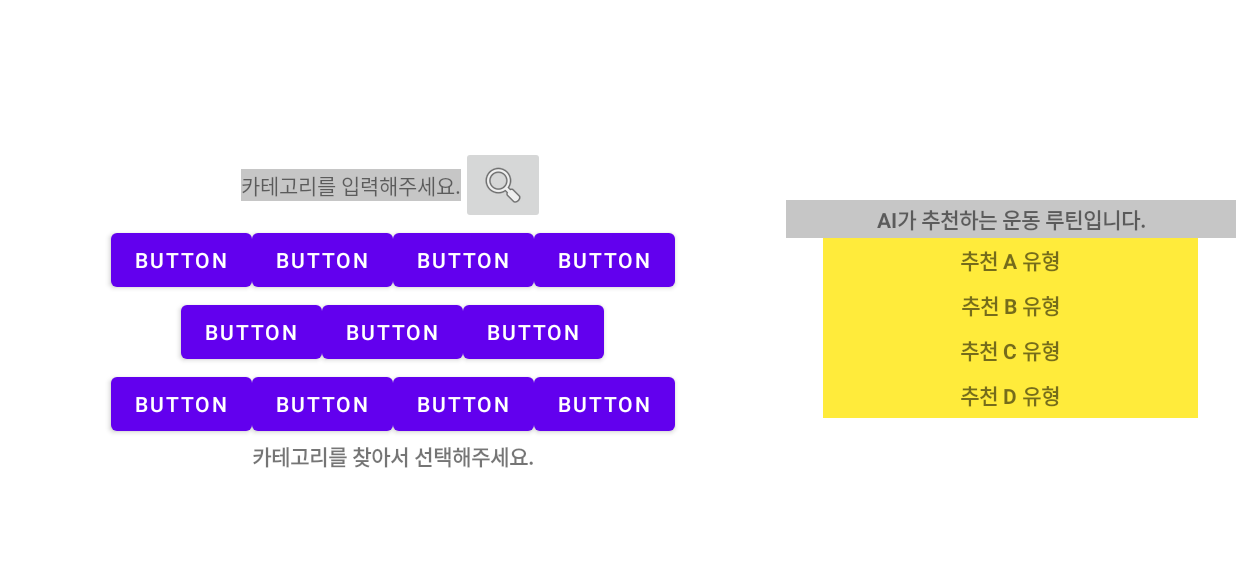
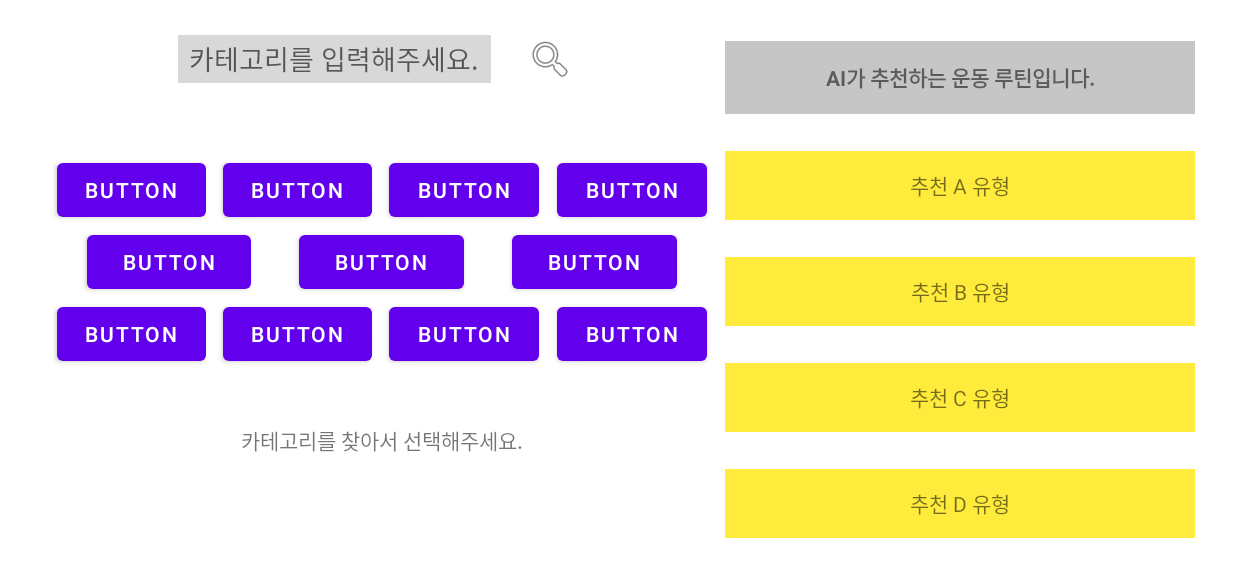
Before and after one commit to son-yu-seoung/2022_KIKOM, an Android app: the screen it shows after launch (go_lutin_recommend), after a tap on "루틴 설정", on a phone screen of 824 x 412 dp (held sideways). Shown: the top 577 px of the screen. Run offline under Robolectric (Android 15) with nearby library versions, the phone set to English and light mode, and no system bars.

Commit message:
Merge remote-tracking branch 'origin/yuseong' into junpyo
# Conflicts:
#	App/app/src/main/res/layout/activity_main.xml

```diff
--- a/App/app/src/main/res/layout/lutin_recommend_page.xml
+++ b/App/app/src/main/res/layout/lutin_recommend_page.xml
@@ -9,66 +9,122 @@
     <LinearLayout
         android:layout_width="match_parent"
         android:layout_height="match_parent"
-        android:orientation="horizontal"
+        android:orientation="horizontal">
 
-        >
+        <LinearLayout
+            android:layout_width="wrap_content"
+            android:layout_height="match_parent"
+            android:layout_weight="1"/>
+
         <LinearLayout
             android:layout_width="wrap_content"
             android:layout_height="match_parent"
             android:layout_weight="3"
             android:orientation="vertical"
-            android:gravity="center"
-            >
+            android:gravity="center">
+
+            <LinearLayout
+                android:layout_width="match_parent"
+                android:layout_height="wrap_content"
+                android:layout_weight="1"/>
 
             <LinearLayout
                 android:layout_width="match_parent"
                 android:layout_height="wrap_content"
                 android:gravity="center">
-                <TextView
+
+                <LinearLayout
+                    android:layout_width="wrap_content"
+                    android:layout_height="match_parent"
+                    android:layout_weight="6"/>
+
+                <EditText
                     android:id="@+id/textView3"
                     android:layout_width="wrap_content"
-                    android:layout_height="wrap_content"
-                    android:text="카테고리를 입력해주세요."
-                    android:background="#C6C6C6"
-                    android:layout_gravity="center"/>
+                    android:layout_height="match_parent"
+                    android:hint="카테고리를 입력해주세요."
+                    android:background="#D8D8D8"
+                    android:gravity="center"
+                    android:layout_weight="1"/>
+
+                <LinearLayout
+                    android:layout_width="wrap_content"
+                    android:layout_height="match_parent"
+                    android:layout_weight="1"/>
 
                 <ImageButton
-                    android:id="@+id/imageButton"
                     android:layout_width="wrap_content"
-                    android:layout_height="wrap_content"
+                    android:layout_height="match_parent"
+                    android:background="#00000000"
+                    android:layout_weight="1"
                     app:srcCompat="@android:drawable/ic_menu_search" />
+
+                <LinearLayout
+                    android:layout_width="wrap_content"
+                    android:layout_height="match_parent"
+                    android:layout_weight="6"/>
 
             </LinearLayout>
 
             <LinearLayout
                 android:layout_width="match_parent"
                 android:layout_height="wrap_content"
+                android:layout_weight="2"/>
+
+            <LinearLayout
+                android:layout_width="match_parent"
+                android:layout_height="wrap_content"
                 android:orientation="horizontal"
-                android:gravity="center"
-                >
-                <Button
-                    android:id="@+id/button1"
+                android:gravity="center">
+
+                <LinearLayout
                     android:layout_width="wrap_content"
-                    android:layout_height="wrap_content"
-                    android:text="Button" />
+                    android:layout_height="match_parent"
+                    android:layout_weight="2"/>
 
                 <Button
-                    android:id="@+id/button2"
                     android:layout_width="wrap_content"
-                    android:layout_height="wrap_content"
-                    android:text="Button" />
+                    android:layout_height="match_parent"
+                    android:text="Button"
+                    android:layout_weight="1"/>
+
+                <LinearLayout
+                    android:layout_width="wrap_content"
+                    android:layout_height="match_parent"
+                    android:layout_weight="2"/>
 
                 <Button
-                    android:id="@+id/button3"
                     android:layout_width="wrap_content"
-                    android:layout_height="wrap_content"
-                    android:text="Button" />
+                    android:layout_height="match_parent"
+                    android:text="Button"
+                    android:layout_weight="1"/>
+
+                <LinearLayout
+                    android:layout_width="wrap_content"
+                    android:layout_height="match_parent"
+                    android:layout_weight="2"/>
 
                 <Button
-                    android:id="@+id/button4"
                     android:layout_width="wrap_content"
-                    android:layout_height="wrap_content"
-                    android:text="Button" />
+                    android:layout_height="match_parent"
+                    android:text="Button"
+                    android:layout_weight="1"/>
+
+                <LinearLayout
+                    android:layout_width="wrap_content"
+                    android:layout_height="match_parent"
+                    android:layout_weight="2"/>
+
+                <Button
+                    android:layout_width="wrap_content"
+                    android:layout_height="match_parent"
+                    android:text="Button"
+                    android:layout_weight="1"/>
+
+                <LinearLayout
+                    android:layout_width="wrap_content"
+                    android:layout_height="match_parent"
+                    android:layout_weight="2"/>
 
             </LinearLayout>
 
@@ -77,23 +133,43 @@
                 android:layout_height="wrap_content"
                 android:gravity="center">
 
-                <Button
-                    android:id="@+id/button5"
+                <LinearLayout
                     android:layout_width="wrap_content"
-                    android:layout_height="wrap_content"
-                    android:text="Button" />
+                    android:layout_height="match_parent"
+                    android:layout_weight="2"/>
 
                 <Button
-                    android:id="@+id/button6"
                     android:layout_width="wrap_content"
-                    android:layout_height="wrap_content"
-                    android:text="Button" />
+                    android:layout_height="match_parent"
+                    android:text="Button"
+                    android:layout_weight="1"/>
+
+                <LinearLayout
+                    android:layout_width="wrap_content"
+                    android:layout_height="match_parent"
+                    android:layout_weight="2"/>
 
                 <Button
-                    android:id="@+id/button7"
                     android:layout_width="wrap_content"
-                    android:layout_height="wrap_content"
-                    android:text="Button" />
+                    android:layout_height="match_parent"
+                    android:text="Button"
+                    android:layout_weight="1"/>
+
+                <LinearLayout
+                    android:layout_width="wrap_content"
+                    android:layout_height="match_parent"
+                    android:layout_weight="2"/>
+
+                <Button
+                    android:layout_width="wrap_content"
+                    android:layout_height="match_parent"
+                    android:text="Button"
+                    android:layout_weight="1"/>
+
+                <LinearLayout
+                    android:layout_width="wrap_content"
+                    android:layout_height="match_parent"
+                    android:layout_weight="2"/>
 
             </LinearLayout>
 
@@ -101,50 +177,78 @@
                 android:layout_width="match_parent"
                 android:layout_height="wrap_content"
                 android:orientation="horizontal"
-                android:gravity="center"
-                >
-                <Button
-                    android:id="@+id/button8"
+                android:gravity="center">
+
+                <LinearLayout
                     android:layout_width="wrap_content"
-                    android:layout_height="wrap_content"
-                    android:text="Button" />
+                    android:layout_height="match_parent"
+                    android:layout_weight="2"/>
 
                 <Button
-                    android:id="@+id/button9"
                     android:layout_width="wrap_content"
-                    android:layout_height="wrap_content"
-                    android:text="Button" />
+                    android:layout_height="match_parent"
+                    android:text="Button"
+                    android:layout_weight="1"/>
+
+                <LinearLayout
+                    android:layout_width="wrap_content"
+                    android:layout_height="match_parent"
+                    android:layout_weight="2"/>
 
                 <Button
-                    android:id="@+id/button10"
                     android:layout_width="wrap_content"
-                    android:layout_height="wrap_content"
-                    android:text="Button" />
+                    android:layout_height="match_parent"
+                    android:text="Button"
+                    android:layout_weight="1"/>
+
+                <LinearLayout
+                    android:layout_width="wrap_content"
+                    android:layout_height="match_parent"
+                    android:layout_weight="2"/>
 
                 <Button
-                    android:id="@+id/button11"
                     android:layout_width="wrap_content"
-                    android:layout_height="wrap_content"
-                    android:text="Button" />
+                    android:layout_height="match_parent"
+                    android:text="Button"
+                    android:layout_weight="1"/>
+
+                <LinearLayout
+                    android:layout_width="wrap_content"
+                    android:layout_height="match_parent"
+                    android:layout_weight="2"/>
+
+                <Button
+                    android:layout_width="wrap_content"
+                    android:layout_height="match_parent"
+                    android:text="Button"
+                    android:layout_weight="1"/>
+
+                <LinearLayout
+                    android:layout_width="wrap_content"
+                    android:layout_height="match_parent"
+                    android:layout_weight="2"/>
 
             </LinearLayout>
 
             <LinearLayout
                 android:layout_width="match_parent"
                 android:layout_height="wrap_content"
-                android:gravity="center" >
+                android:layout_weight="1"/>
+
 
             <TextView
-                    android:id="@+id/textView4"
-                    android:layout_width="wrap_content"
+                android:layout_width="match_parent"
                 android:layout_height="wrap_content"
-                    android:text="카테고리를 찾아서 선택해주세요."
-                    android:textStyle="bold" >
+                android:layout_weight="1"
+                android:gravity="center"
+                android:text="카테고리를 찾아서 선택해주세요.">
 
             </TextView>
 
-
-            </LinearLayout>
+            <LinearLayout
+                android:layout_width="match_parent"
+                android:layout_height="wrap_content"
+                android:layout_weight="4"/>
 
         </LinearLayout>
 
@@ -152,61 +256,101 @@
                 android:layout_width="wrap_content"
                 android:layout_height="match_parent"
                 android:gravity="center"
-            android:orientation="vertical">
+                android:orientation="vertical"
+                android:layout_weight="5">
+
+                <LinearLayout
+                    android:layout_width="match_parent"
+                    android:layout_height="wrap_content"
+                    android:layout_weight="1"/>
+
                 <TextView
                     android:id="@+id/textView1"
-                android:layout_width="300dp"
-                android:layout_height="25dp"
+                    android:layout_width="match_parent"
+                    android:layout_height="wrap_content"
                     android:text="AI가 추천하는 운동 루틴입니다."
                     android:textStyle="bold"
                     android:background="#C6C6C6"
-                android:gravity="center"/>
+                    android:gravity="center"
+                    android:layout_weight="1"/>
+
+                <LinearLayout
+                    android:layout_width="match_parent"
+                    android:layout_height="wrap_content"
+                    android:gravity="center"
+                    android:orientation="vertical"
+                    android:layout_weight="8">
+
+                    <LinearLayout
+                        android:layout_width="match_parent"
+                        android:layout_height="wrap_content"
+                        android:layout_weight="1"/>
+
+                    <TextView
+                        android:layout_width="match_parent"
+                        android:layout_height="wrap_content"
+                        android:background="#FFEB3B"
+                        android:gravity="center"
+                        android:text="추천 A 유형"
+                        android:layout_weight="1"/>
+
+                    <LinearLayout
+                        android:layout_width="match_parent"
+                        android:layout_height="wrap_content"
+                        android:layout_weight="1"/>
+
+                    <TextView
+                        android:layout_width="match_parent"
+                        android:layout_height="wrap_content"
+                        android:background="#FFEB3B"
+                        android:gravity="center"
+                        android:text="추천 B 유형"
+                        android:layout_weight="1"/>
+
+                    <LinearLayout
+                        android:layout_width="match_parent"
+                        android:layout_height="wrap_content"
+                        android:layout_weight="1"/>
+
+                    <TextView
+                        android:layout_width="match_parent"
+                        android:layout_height="wrap_content"
+                        android:background="#FFEB3B"
+                        android:gravity="center"
+                        android:text="추천 C 유형"
+                        android:layout_weight="1"/>
+
+                    <LinearLayout
+                        android:layout_width="match_parent"
+                        android:layout_height="wrap_content"
+                        android:layout_weight="1"/>
+
+                    <TextView
+                        android:layout_width="match_parent"
+                        android:layout_height="wrap_content"
+                        android:background="#FFEB3B"
+                        android:gravity="center"
+                        android:text="추천 D 유형"
+                        android:layout_weight="1"/>
+
+                    <LinearLayout
+                        android:layout_width="match_parent"
+                        android:layout_height="wrap_content"
+                        android:layout_weight="1"/>
+
+                </LinearLayout>
+
+                <LinearLayout
+                    android:layout_width="match_parent"
+                    android:layout_height="wrap_content"
+                    android:layout_weight="1"/>
+
+            </LinearLayout>
 
         <LinearLayout
             android:layout_width="wrap_content"
-                android:layout_height="wrap_content"
-                android:gravity="center"
-                android:orientation="vertical">
-
-                <TextView
-                    android:id="@+id/textView2"
-                    android:layout_width="250dp"
-                    android:layout_height="30dp"
-                    android:background="#FFEB3B"
-                    android:gravity="center"
-                    android:text="추천 A 유형"
-                    android:textStyle="bold" />
-
-                <TextView
-                    android:id="@+id/textView5"
-                    android:layout_width="250dp"
-                    android:layout_height="30dp"
-                    android:text="추천 B 유형"
-                    android:textStyle="bold"
-                    android:gravity="center"
-                    android:background="#FFEB3B"/>
-
-                <TextView
-                    android:id="@+id/textView6"
-                    android:layout_width="250dp"
-                    android:layout_height="30dp"
-                    android:text="추천 C 유형"
-                    android:textStyle="bold"
-                    android:gravity="center"
-                    android:background="#FFEB3B"/>
-
-                <TextView
-                    android:id="@+id/textView7"
-                    android:layout_width="250dp"
-                    android:layout_height="30dp"
-                    android:text="추천 D 유형"
-                    android:textStyle="bold"
-                    android:gravity="center"
-                    android:background="#FFEB3B"/>
-
-            </LinearLayout>
-
-        </LinearLayout>
+            android:layout_height="match_parent"
+            android:layout_weight="1"/>
 
     </LinearLayout>
 
```
Lines whose indentation alone changed are shown as unchanged.
